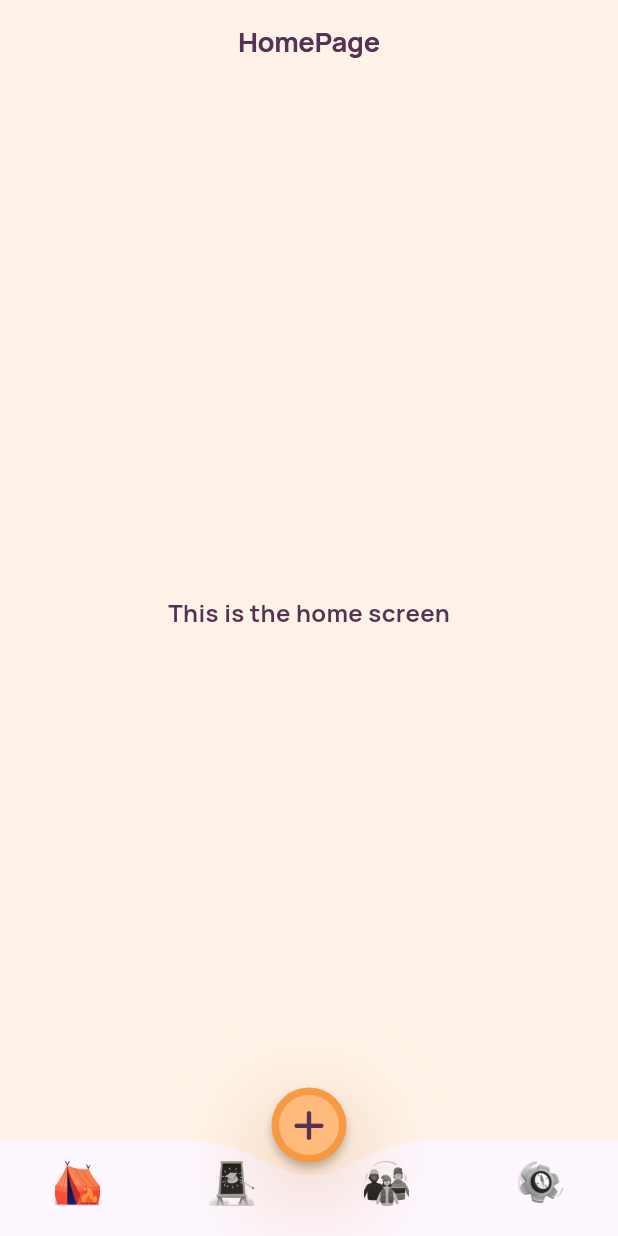
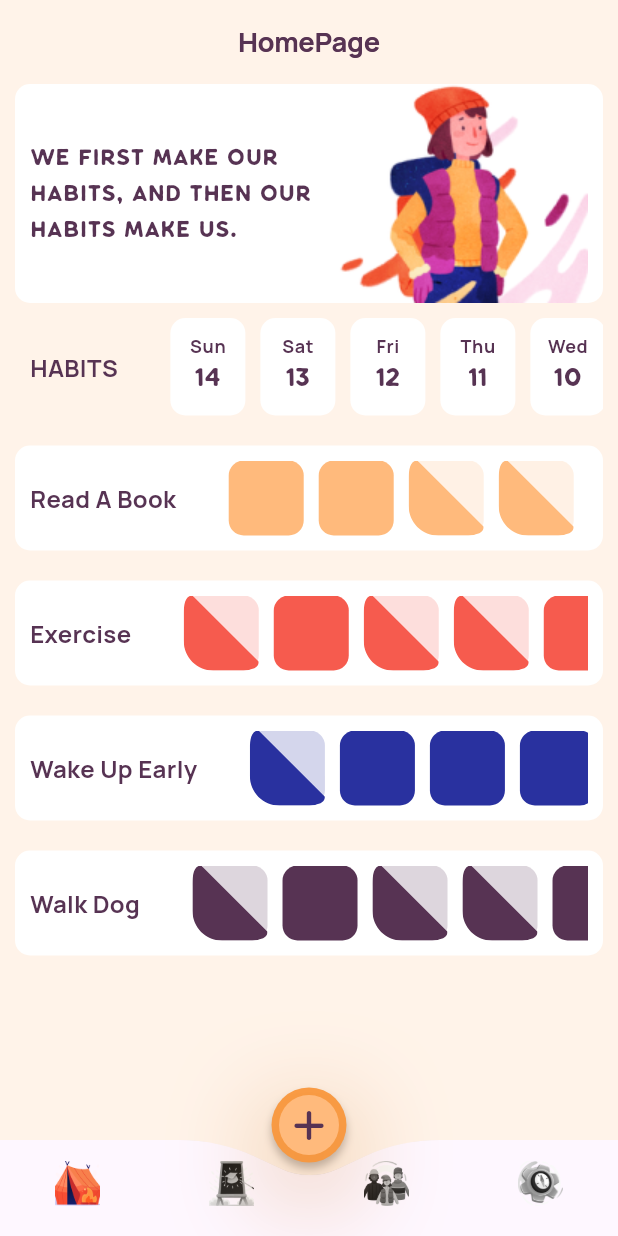
Before and after one commit to SourishBiswas23/habit_builder, a Flutter app: the screen it shows after launch, on a phone screen of 412 x 824 dp. Run offline on Flutter 3.47's test engine with Material 3 defaults, Android fonts, the phone set to English and light mode, and no system bars; our stand-ins replace bloc, equatable, flutter_bloc, flutter_svg, flutter_switch, font_awesome_flutter and 2 more.

Commit message:
Completed the completed habit snackbar and the home screen

```diff
--- /dev/null
+++ b/lib/views/home_screen/habit_date_builder.dart
@@ -0,0 +1,62 @@
+import 'package:flutter/material.dart';
+import 'package:intl/intl.dart';
+
+class HabitDateBuilder extends StatelessWidget {
+  const HabitDateBuilder({super.key, required this.scrollController});
+  final ScrollController scrollController;
+
+  @override
+  Widget build(BuildContext context) {
+    final theme = Theme.of(context);
+    DateTime currentTime = DateTime.now().add(const Duration(days: 1));
+    return Container(
+      padding: const EdgeInsets.only(left: 10, top: 10, bottom: 10),
+      width: double.infinity,
+      height: 85,
+      child: Row(
+        mainAxisSize: MainAxisSize.min,
+        crossAxisAlignment: CrossAxisAlignment.center,
+        children: [
+          Text(
+            'HABITS',
+            style: theme.textTheme.bodyMedium,
+          ),
+          const SizedBox(width: 30),
+          Expanded(
+            child: ListView.builder(
+              scrollDirection: Axis.horizontal,
+              controller: scrollController,
+              itemCount: 7,
+              itemBuilder: (context, index) {
+                currentTime = currentTime.subtract(const Duration(days: 1));
+                return Container(
+                  width: 50,
+                  decoration: BoxDecoration(
+                    borderRadius: BorderRadius.circular(10),
+                    color: Colors.white,
+                  ),
+                  margin: const EdgeInsets.symmetric(horizontal: 5),
+                  padding: const EdgeInsets.all(10),
+                  child: Column(
+                    crossAxisAlignment: CrossAxisAlignment.center,
+                    children: [
+                      Text(
+                        DateFormat('E').format(currentTime),
+                        style: theme.textTheme.bodySmall,
+                      ),
+                      Text(
+                        DateFormat('dd').format(currentTime),
+                        style: theme.textTheme.headlineSmall
+                            ?.copyWith(fontSize: 20),
+                      ),
+                    ],
+                  ),
+                );
+              },
+            ),
+          )
+        ],
+      ),
+    );
+  }
+}
--- a/lib/views/home_screen/home_screen.dart
+++ b/lib/views/home_screen/home_screen.dart
@@ -1,14 +1,137 @@
 import 'package:flutter/material.dart';
+import 'package:flutter_svg/svg.dart';
+import 'package:habit_builder/app_theme.dart';
 
-class HomeScreen extends StatelessWidget {
+import 'habit_date_builder.dart';
+import 'home_screen_banner.dart';
+
+class HomeScreen extends StatefulWidget {
   const HomeScreen({super.key});
 
   @override
+  State<HomeScreen> createState() => _HomeScreenState();
+}
+
+class _HomeScreenState extends State<HomeScreen> {
+  late final ScrollController _scrollController;
+
+  @override
+  void initState() {
+    _scrollController = PageController();
+    super.initState();
+  }
+
+  @override
+  void dispose() {
+    _scrollController.dispose();
+    super.dispose();
+  }
+
+  @override
   Widget build(BuildContext context) {
-    return const Scaffold(
-      body: Center(
-        child: Text('This is the home screen'),
+    return Padding(
+      padding: const EdgeInsets.symmetric(horizontal: 10),
+      child: SingleChildScrollView(
+        child: Column(
+          mainAxisSize: MainAxisSize.min,
+          children: [
+            const HomeScreenBanner(),
+            HabitDateBuilder(scrollController: _scrollController),
+            HabitFrequencyBuilder(scrollController: _scrollController),
+          ],
+        ),
       ),
     );
   }
 }
+
+class HabitFrequencyBuilder extends StatelessWidget {
+  const HabitFrequencyBuilder({super.key, required this.scrollController});
+  final ScrollController scrollController;
+  final Map<String, List<bool>> habitList = const {
+    'Read A Book': [true, true, false, false, true, false, true],
+    'Exercise': [false, true, false, false, true, false, true],
+    'Wake Up Early': [false, true, true, true, true, false, true],
+    'Walk Dog': [false, true, false, false, true, true, true],
+  };
+  final List<Color> availableColors = const [
+    AppTheme.morning,
+    AppTheme.sunset,
+    AppTheme.twilight,
+    AppTheme.eclipse
+  ];
+
+  @override
+  Widget build(BuildContext context) {
+    final theme = Theme.of(context);
+    return Column(
+      children: List.generate(
+        habitList.length,
+        (index) {
+          int maxLength = 0;
+          String nameOfHabit = habitList.keys.toList()[index];
+          nameOfHabit = nameOfHabit.padRight(maxLength);
+          final frequencyOfHabits = habitList.values.toList()[index];
+          final currentColor = availableColors[index % availableColors.length];
+          return Container(
+            margin: const EdgeInsets.symmetric(vertical: 10),
+            height: 70,
+            padding: const EdgeInsets.all(10),
+            decoration: BoxDecoration(
+              color: Colors.white,
+              borderRadius: BorderRadius.circular(10),
+            ),
+            child: Row(
+              mainAxisSize: MainAxisSize.min,
+              crossAxisAlignment: CrossAxisAlignment.center,
+              children: [
+                Text(
+                  nameOfHabit,
+                  style: theme.textTheme.bodyMedium,
+                ),
+                const SizedBox(width: 30),
+                Expanded(
+                  child: ListView.builder(
+                    controller: scrollController,
+                    scrollDirection: Axis.horizontal,
+                    itemCount: 7,
+                    itemBuilder: (context, index) {
+                      final bool isSelected = frequencyOfHabits[index];
+                      return Container(
+                        width: 50,
+                        height: 50,
+                        decoration: BoxDecoration(
+                          borderRadius: BorderRadius.only(
+                            bottomLeft: Radius.circular(isSelected ? 10 : 20),
+                            bottomRight: const Radius.circular(10),
+                            topRight: const Radius.circular(10),
+                            topLeft: const Radius.circular(10),
+                          ),
+                          color: isSelected
+                              ? currentColor
+                              : currentColor.withOpacity(0.2),
+                        ),
+                        margin: const EdgeInsets.symmetric(horizontal: 5),
+                        child: isSelected
+                            ? null
+                            : SvgPicture.asset(
+                                'assets/images/half_square.svg',
+                                height: 50,
+                                width: 50,
+                                colorFilter: ColorFilter.mode(
+                                  currentColor,
+                                  BlendMode.srcIn,
+                                ),
+                              ),
+                      );
+                    },
+                  ),
+                )
+              ],
+            ),
+          );
+        },
+      ),
+    );
+  }
+}
--- /dev/null
+++ b/lib/views/home_screen/home_screen_banner.dart
@@ -0,0 +1,41 @@
+import 'package:flutter/material.dart';
+
+class HomeScreenBanner extends StatelessWidget {
+  const HomeScreenBanner({
+    super.key,
+  });
+
+  @override
+  Widget build(BuildContext context) {
+    final theme = Theme.of(context);
+    return Container(
+      width: double.infinity,
+      padding: const EdgeInsets.symmetric(horizontal: 10),
+      decoration: BoxDecoration(
+        color: Colors.white,
+        borderRadius: BorderRadius.circular(10),
+      ),
+      child: Row(
+        mainAxisAlignment: MainAxisAlignment.spaceBetween,
+        mainAxisSize: MainAxisSize.min,
+        children: [
+          Flexible(
+            child: Text(
+              'WE FIRST MAKE OUR HABITS, AND THEN OUR HABITS MAKE US.',
+              style: theme.textTheme.headlineSmall?.copyWith(fontSize: 18),
+            ),
+          ),
+          Container(
+            decoration: BoxDecoration(
+              borderRadius: BorderRadius.circular(10),
+            ),
+            child: Image.asset(
+              'assets/images/homepage_habit_image.png',
+              fit: BoxFit.cover,
+            ),
+          ),
+        ],
+      ),
+    );
+  }
+}
--- a/pubspec.yaml
+++ b/pubspec.yaml
@@ -41,6 +41,7 @@ dependencies:
   flutter_svg: ^2.0.9
   font_awesome_flutter: ^10.6.0
   flutter_switch: ^0.3.2
+  intl: ^0.19.0
 
 dev_dependencies:
   flutter_test:
@@ -92,6 +93,8 @@ flutter:
     - assets/images/down_arrow.svg
     - assets/images/start_habit_icon.png
     - assets/images/background.png
+    - assets/images/homepage_habit_image.png
+    - assets/images/habit_completed.png
 
   # An image asset can refer to one or more resolution-specific "variants", see
   # https://flutter.dev/assets-and-images/#resolution-aware
```
Also changed, not shown: lib/views/common/completed_habit_snackbar.dart (added, +116 -0 lines), lib/views/courses_screen/courses_screen.dart (+7 -2 lines), lib/views/new_habit_screen/habit_name_and_field_button.dart (+9 -3 lines), assets/images/habit_completed.png (added), assets/images/homepage_habit_image.png (added), pubspec.lock.
